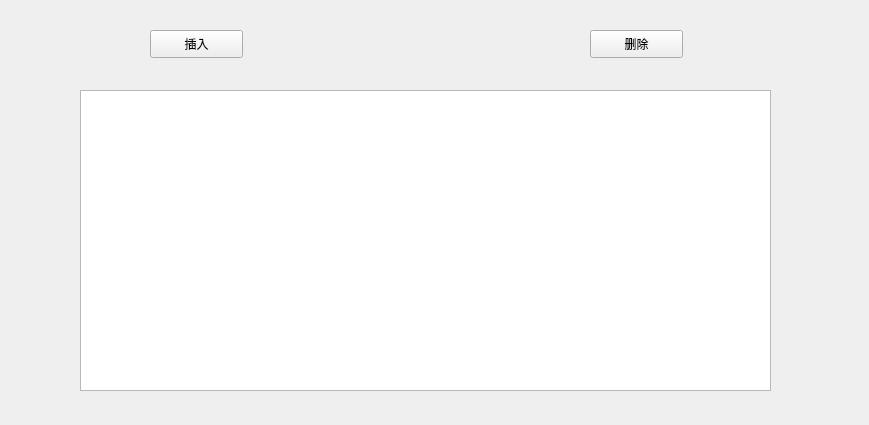
Dreamfuture1/test-of-qtcode, file qt_mvc/widget.ui: the form before one commit.
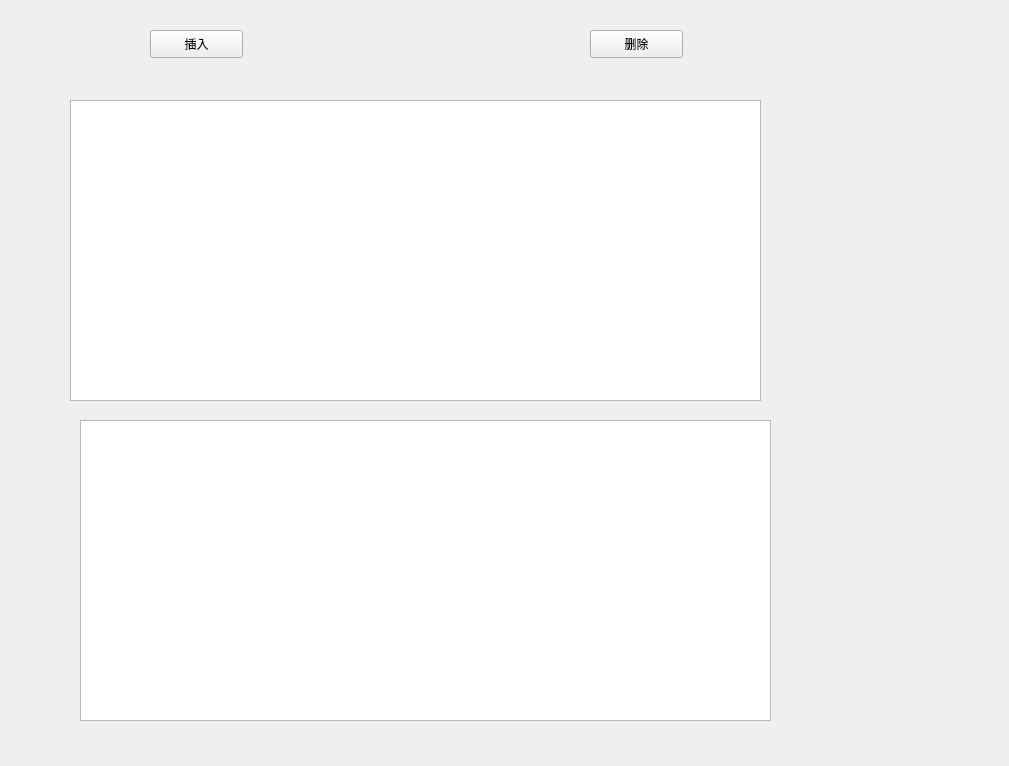
The form after the commit.

The edit to the form file:
```diff
--- a/qt_mvc/widget.ui
+++ b/qt_mvc/widget.ui
@@ -6,8 +6,8 @@
    <rect>
     <x>0</x>
     <y>0</y>
-    <width>869</width>
-    <height>425</height>
+    <width>1009</width>
+    <height>766</height>
    </rect>
   </property>
   <property name="windowTitle">
@@ -16,8 +16,8 @@
   <widget class="QTableView" name="tableView">
    <property name="geometry">
     <rect>
-     <x>80</x>
-     <y>90</y>
+     <x>70</x>
+     <y>100</y>
      <width>691</width>
      <height>301</height>
     </rect>
@@ -49,6 +49,16 @@
     <string>删除</string>
    </property>
   </widget>
+  <widget class="QTableView" name="tableView2">
+   <property name="geometry">
+    <rect>
+     <x>80</x>
+     <y>420</y>
+     <width>691</width>
+     <height>301</height>
+    </rect>
+   </property>
+  </widget>
  </widget>
  <layoutdefault spacing="6" margin="11"/>
  <resources/>
```
